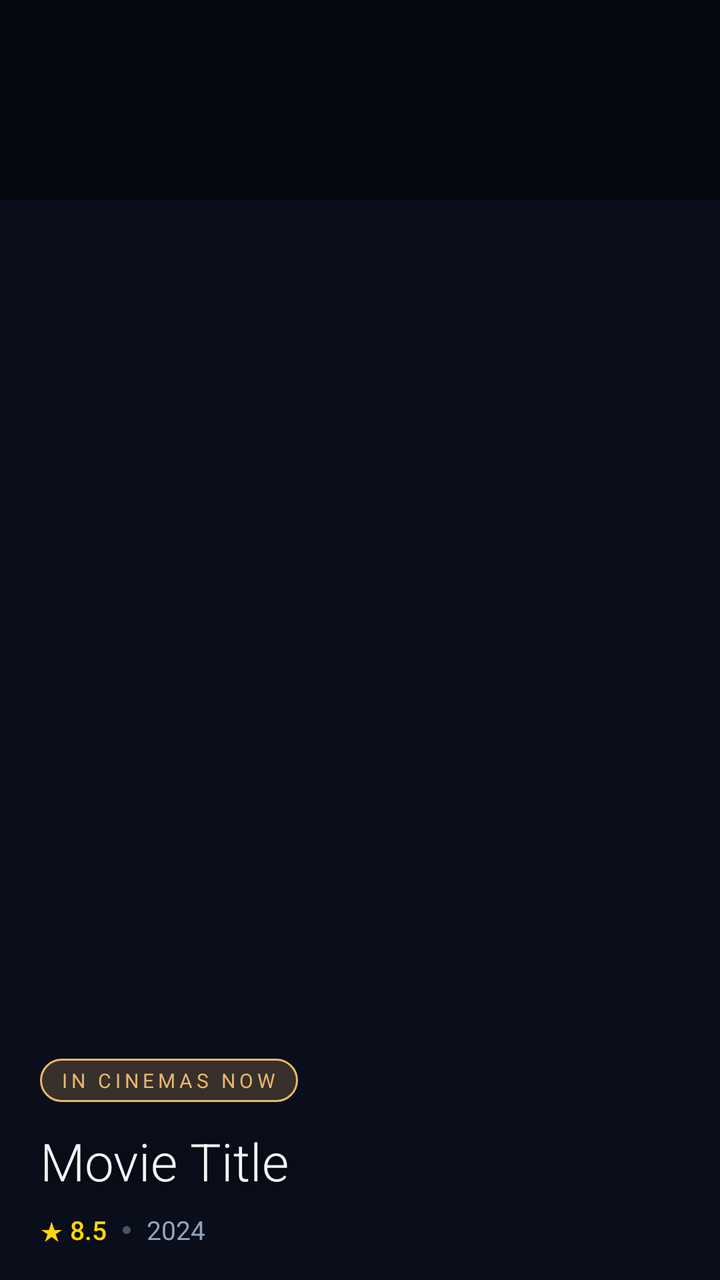
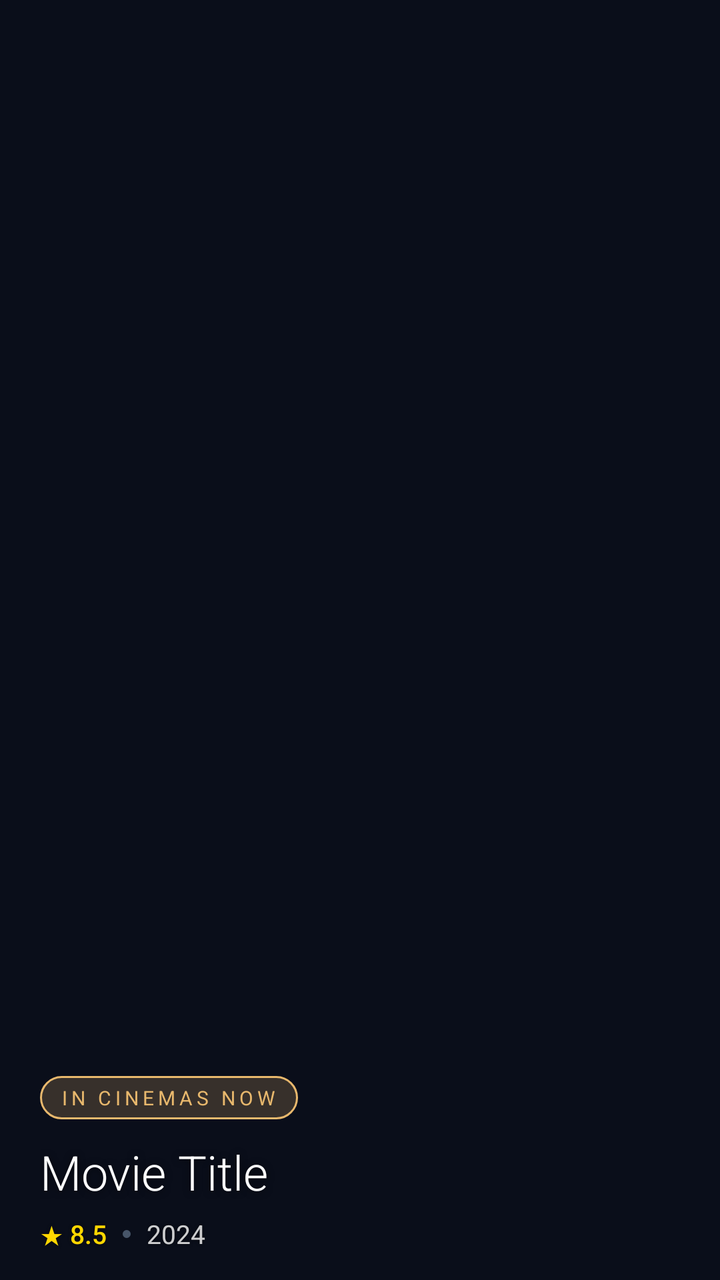

The first picture is an Android layout as it rendered before a commit; the second is the same layout after the commit. The layout source and the unified diff follow.
<!-- AndroidManifest.xml: application theme Theme.Reely.NightCinema -->
<!-- res/layout/item_hero_banner.xml -->
<?xml version="1.0" encoding="utf-8"?>
<androidx.constraintlayout.widget.ConstraintLayout
    xmlns:android="http://schemas.android.com/apk/res/android"
    xmlns:app="http://schemas.android.com/apk/res-auto"
    android:layout_width="match_parent"
    android:layout_height="match_parent"
    android:background="@color/night_bg_primary">

    
    <ImageView
        android:id="@+id/ivHeroBackdrop"
        android:layout_width="match_parent"
        android:layout_height="match_parent"
        android:scaleType="centerCrop"
        android:contentDescription="@string/content_description_backdrop"
        app:layout_constraintTop_toTopOf="parent"
        app:layout_constraintBottom_toBottomOf="parent" />

    
    <View
        android:layout_width="match_parent"
        android:layout_height="100dp"
        android:background="#66000000"
        app:layout_constraintTop_toTopOf="parent" />

    
    <TextView
        android:id="@+id/tvHeroLabel"
        android:layout_width="wrap_content"
        android:layout_height="wrap_content"
        android:text="@string/home_hero_label"
        android:textSize="10sp"
        android:letterSpacing="0.2"
        android:textAllCaps="true"
        android:textColor="@color/night_accent_primary"
        android:paddingHorizontal="10dp"
        android:paddingVertical="4dp"
        android:background="@drawable/bg_hero_label_badge"
        android:layout_marginStart="20dp"
        android:layout_marginBottom="12dp"
        app:layout_constraintStart_toStartOf="parent"
        app:layout_constraintBottom_toTopOf="@id/tvHeroTitle" />

    
    <TextView
        android:id="@+id/tvHeroTitle"
        android:layout_width="0dp"
        android:layout_height="wrap_content"
        android:text="Movie Title"
        android:textSize="26sp"
        android:textColor="@color/night_text_primary"
        android:fontFamily="sans-serif-light"
        android:maxLines="2"
        android:ellipsize="end"
        android:shadowColor="#99000000"
        android:shadowDx="0"
        android:shadowDy="1"
        android:shadowRadius="8"
        android:layout_marginHorizontal="20dp"
        android:layout_marginBottom="8dp"
        app:layout_constraintStart_toStartOf="parent"
        app:layout_constraintEnd_toEndOf="parent"
        app:layout_constraintBottom_toTopOf="@id/layoutHeroMeta" />

    
    <LinearLayout
        android:id="@+id/layoutHeroMeta"
        android:layout_width="wrap_content"
        android:layout_height="wrap_content"
        android:orientation="horizontal"
        android:gravity="center_vertical"
        android:layout_marginStart="20dp"
        android:layout_marginBottom="16dp"
        app:layout_constraintStart_toStartOf="parent"
        app:layout_constraintBottom_toBottomOf="parent">

        <TextView
            android:id="@+id/tvHeroRating"
            android:layout_width="wrap_content"
            android:layout_height="wrap_content"
            android:text="★ 8.5"
            android:textSize="13sp"
            android:textColor="@color/rating_star"
            android:fontFamily="sans-serif-medium" />

        <View
            android:layout_width="4dp"
            android:layout_height="4dp"
            android:background="@drawable/shape_dot"
            android:layout_marginHorizontal="8dp" />

        <TextView
            android:id="@+id/tvHeroYear"
            android:layout_width="wrap_content"
            android:layout_height="wrap_content"
            android:text="2024"
            android:textSize="13sp"
            android:textColor="@color/night_text_secondary" />

    </LinearLayout>

</androidx.constraintlayout.widget.ConstraintLayout>
<!-- resources referenced by this layout -->
<resources>
  <color name="night_accent_primary">#E8B86D</color>
  <color name="night_bg_primary">#0A0E1A</color>
  <color name="night_text_primary">#F1F5F9</color>
  <color name="night_text_secondary">#94A3B8</color>
  <color name="rating_star">#FFD700</color>
  <!-- drawable bg_hero_label_badge (drawable) -->
  <?xml version="1.0" encoding="utf-8"?>
  <shape xmlns:android="http://schemas.android.com/apk/res/android">
      <solid android:color="#33E8B86D" />
      <stroke android:width="1dp" android:color="@color/night_accent_primary" />
      <corners android:radius="100dp" />
  </shape>
  <!-- drawable shape_dot (drawable) -->
  <?xml version="1.0" encoding="utf-8"?>
  <shape xmlns:android="http://schemas.android.com/apk/res/android"
      android:shape="oval">
      <solid android:color="@color/night_text_hint" />
  </shape>
  <string name="content_description_backdrop">Movie backdrop</string>
  <string name="home_hero_label">In Cinemas Now</string>
  <style name="Theme.Reely.NightCinema" parent="Theme.Material3.Dark.NoActionBar">
          <item name="colorPrimary">@color/night_accent_primary</item>
          <item name="colorOnPrimary">@color/night_bg_primary</item>
          <item name="colorSecondary">@color/night_accent_teal</item>
          <item name="colorOnSecondary">@color/night_bg_primary</item>
          <item name="android:colorBackground">@color/night_bg_primary</item>
          <item name="colorSurface">@color/night_bg_card</item>
          <item name="colorOnBackground">@color/night_text_primary</item>
          <item name="colorOnSurface">@color/night_text_primary</item>
          <item name="android:statusBarColor">@color/night_bg_primary</item>
          <item name="android:navigationBarColor">@color/night_nav_background</item>
          <item name="android:windowLightStatusBar">false</item>
          <item name="android:windowBackground">@color/night_bg_primary</item>
          <item name="android:textColorPrimary">@color/night_text_primary</item>
          <item name="android:textColorSecondary">@color/night_text_secondary</item>
          <item name="android:textColorHint">@color/night_text_hint</item>
      </style>
  <color name="night_text_hint">#475569</color>
  <color name="night_accent_teal">#2DD4BF</color>
  <color name="night_bg_card">#141927</color>
  <color name="night_nav_background">#0F1420</color>
</resources>

<!-- the commit's change to res/layout/item_hero_banner.xml (unified diff, before → after) -->
@@ -3,8 +3,7 @@
     xmlns:android="http://schemas.android.com/apk/res/android"
     xmlns:app="http://schemas.android.com/apk/res-auto"
     android:layout_width="match_parent"
-    android:layout_height="match_parent"
-    android:background="@color/night_bg_primary">
+    android:layout_height="match_parent">
 
     
     <ImageView
@@ -15,13 +14,6 @@
         android:contentDescription="@string/content_description_backdrop"
         app:layout_constraintTop_toTopOf="parent"
         app:layout_constraintBottom_toBottomOf="parent" />
-
-    
-    <View
-        android:layout_width="match_parent"
-        android:layout_height="100dp"
-        android:background="#66000000"
-        app:layout_constraintTop_toTopOf="parent" />
 
     
     <TextView
@@ -37,7 +29,7 @@
         android:paddingVertical="4dp"
         android:background="@drawable/bg_hero_label_badge"
         android:layout_marginStart="20dp"
-        android:layout_marginBottom="12dp"
+        android:layout_marginBottom="10dp"
         app:layout_constraintStart_toStartOf="parent"
         app:layout_constraintBottom_toTopOf="@id/tvHeroTitle" />
 
@@ -47,8 +39,8 @@
         android:layout_width="0dp"
         android:layout_height="wrap_content"
         android:text="Movie Title"
-        android:textSize="26sp"
-        android:textColor="@color/night_text_primary"
+        android:textSize="24sp"
+        android:textColor="#FFFFFF"
         android:fontFamily="sans-serif-light"
         android:maxLines="2"
         android:ellipsize="end"
@@ -57,7 +49,7 @@
         android:shadowDy="1"
         android:shadowRadius="8"
         android:layout_marginHorizontal="20dp"
-        android:layout_marginBottom="8dp"
+        android:layout_marginBottom="6dp"
         app:layout_constraintStart_toStartOf="parent"
         app:layout_constraintEnd_toEndOf="parent"
         app:layout_constraintBottom_toTopOf="@id/layoutHeroMeta" />
@@ -70,7 +62,7 @@
         android:orientation="horizontal"
         android:gravity="center_vertical"
         android:layout_marginStart="20dp"
-        android:layout_marginBottom="16dp"
+        android:layout_marginBottom="14dp"
         app:layout_constraintStart_toStartOf="parent"
         app:layout_constraintBottom_toBottomOf="parent">
 
@@ -81,7 +73,9 @@
             android:text="★ 8.5"
             android:textSize="13sp"
             android:textColor="@color/rating_star"
-            android:fontFamily="sans-serif-medium" />
+            android:fontFamily="sans-serif-medium"
+            android:shadowColor="#99000000"
+            android:shadowRadius="4" />
 
         <View
             android:layout_width="4dp"
@@ -95,7 +89,9 @@
             android:layout_height="wrap_content"
             android:text="2024"
             android:textSize="13sp"
-            android:textColor="@color/night_text_secondary" />
+            android:textColor="#CCFFFFFF"
+            android:shadowColor="#99000000"
+            android:shadowRadius="4" />
 
     </LinearLayout>
 
